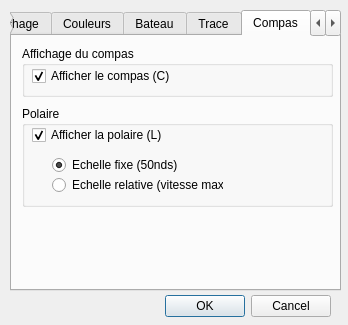
This is src/paramVLM.ui in nohal/qtVlm as Qt 5 draws it before an edit. The edited form follows.
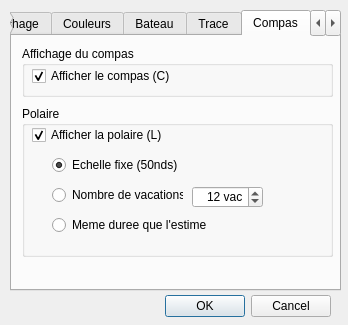
This is the edited form. Icons and pictures are not drawn.

Diff of the .ui file:
```diff
--- a/src/paramVLM.ui
+++ b/src/paramVLM.ui
@@ -615,7 +615,7 @@
        <x>10</x>
        <y>70</y>
        <width>311</width>
-       <height>101</height>
+       <height>151</height>
       </rect>
      </property>
      <property name="title">
@@ -657,13 +657,51 @@
       <property name="geometry">
        <rect>
         <x>30</x>
-        <y>70</y>
-        <width>171</width>
+        <y>80</y>
+        <width>131</width>
         <height>18</height>
        </rect>
       </property>
       <property name="text">
-       <string>Echelle relative (vitesse maxi)</string>
+       <string>Nombre de vacations</string>
+      </property>
+     </widget>
+     <widget class="QSpinBox" name="polVac">
+      <property name="geometry">
+       <rect>
+        <x>170</x>
+        <y>80</y>
+        <width>71</width>
+        <height>22</height>
+       </rect>
+      </property>
+      <property name="alignment">
+       <set>Qt::AlignRight|Qt::AlignTrailing|Qt::AlignVCenter</set>
+      </property>
+      <property name="suffix">
+       <string> vac</string>
+      </property>
+      <property name="minimum">
+       <number>1</number>
+      </property>
+      <property name="maximum">
+       <number>9999</number>
+      </property>
+      <property name="value">
+       <number>12</number>
+      </property>
+     </widget>
+     <widget class="QRadioButton" name="chk_scaleEstime">
+      <property name="geometry">
+       <rect>
+        <x>30</x>
+        <y>110</y>
+        <width>161</width>
+        <height>18</height>
+       </rect>
+      </property>
+      <property name="text">
+       <string>Meme duree que l'estime</string>
       </property>
      </widget>
     </widget>
```
Left out of the diff: 44 changed lines with no effect on the pictures.
